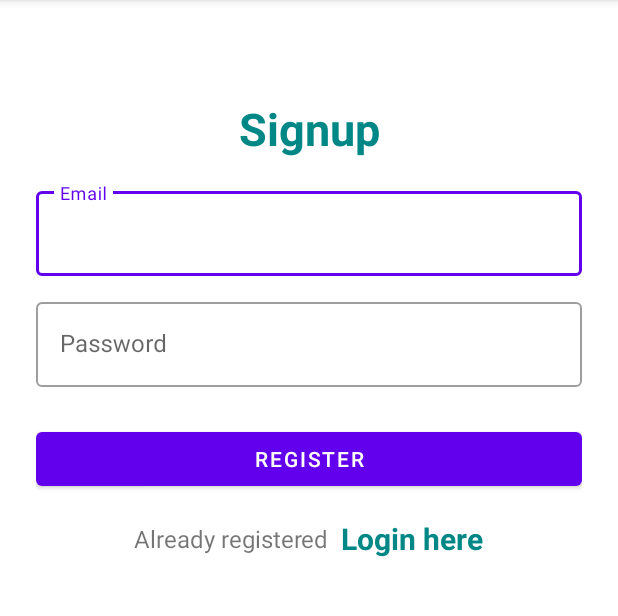
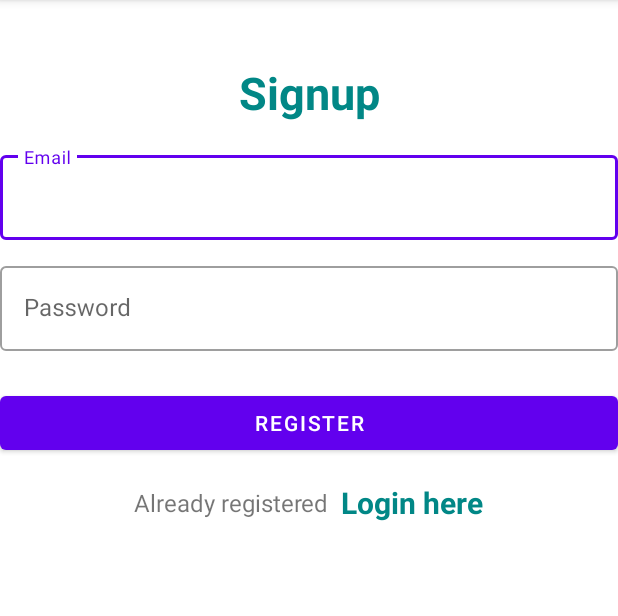
Before and after one commit to zikrullahMd/CipherXT-App, an Android app: the screen it shows after launch (Signup), on a phone screen of 412 x 824 dp, the part 84-700 px from its top. Run offline under Robolectric (Android 15) with nearby library versions, the phone set to English and light mode, and no system bars; our stand-ins replace Firebase (no records; nobody signed in at launch, a user with empty details on screens opened directly).

Commit message:
fix(app): fix app crashing

```diff
--- a/app/src/main/java/zik/myappcompany/cipherxt/MainActivity.java
+++ b/app/src/main/java/zik/myappcompany/cipherxt/MainActivity.java
@@ -3,11 +3,10 @@ package zik.myappcompany.cipherxt;
 import androidx.annotation.NonNull;
 import androidx.appcompat.app.AppCompatActivity;
 
+import android.annotation.SuppressLint;
 import android.content.Intent;
 import android.os.Bundle;
-import android.text.Html;
 import android.text.TextUtils;
-import android.text.method.LinkMovementMethod;
 import android.view.View;
 import android.widget.Button;
 import android.widget.EditText;
@@ -23,7 +22,7 @@ import com.google.firebase.auth.FirebaseUser;
 public class MainActivity extends AppCompatActivity {
     Button loginBtn;
     private FirebaseAuth mAuth;
-    TextView sign;
+
     EditText username;
     EditText password;
 
@@ -33,7 +32,7 @@ public class MainActivity extends AppCompatActivity {
         setContentView(R.layout.activity_main);
         mAuth = FirebaseAuth.getInstance();
         loginBtn = findViewById(R.id.button);
-        sign = findViewById(R.id.signup);
+        TextView sign = findViewById(R.id.sign);
         username = findViewById(R.id.usernameInput);
         password = findViewById(R.id.passwordInput);
         loginBtn.setOnClickListener(view ->{
@@ -58,7 +57,7 @@ public class MainActivity extends AppCompatActivity {
                 @Override
                 public void onComplete(@NonNull Task<AuthResult> task) {
                     if(task.isSuccessful()){
-                        Toast.makeText(MainActivity.this,"User registered successfully",Toast.LENGTH_SHORT).show();
+                        Toast.makeText(MainActivity.this,"Hello "+email.toString(),Toast.LENGTH_SHORT).show();
                         startActivity(new Intent(MainActivity.this,HomeActivity.class));
                     }else{
                         Toast.makeText(MainActivity.this,"User not registered",Toast.LENGTH_SHORT).show();
@@ -81,6 +80,14 @@ public class MainActivity extends AppCompatActivity {
         }
     }
 
+//    public void signupFun(){
+//        try{
+//            startActivity(new Intent(MainActivity.this,Signup.class));
+//        }catch(Exception e){
+//            Toast.makeText(MainActivity.this,"Error "+e.getMessage().toString(),Toast.LENGTH_SHORT).show();
+//        }
+//    }
+
     public void onStart() {
         super.onStart();
         FirebaseUser currentUser = mAuth.getCurrentUser();
--- a/app/src/main/res/layout/activity_chrome_decode.xml
+++ b/app/src/main/res/layout/activity_chrome_decode.xml
@@ -11,14 +11,12 @@
         android:layout_width="wrap_content"
         android:layout_height="wrap_content"
         android:layout_marginStart="100dp"
-        android:layout_marginLeft="100dp"
         android:layout_marginTop="189dp"
         android:layout_marginEnd="101dp"
-        android:layout_marginRight="101dp"
         android:layout_marginBottom="498dp"
         android:ems="10"
+        android:hint="Enter encoded"
         android:inputType="textPersonName"
-        android:text="Enter data to encode"
         app:layout_constraintBottom_toBottomOf="parent"
         app:layout_constraintEnd_toEndOf="parent"
         app:layout_constraintStart_toStartOf="parent"
--- a/app/src/main/res/layout/activity_chrome_encode.xml
+++ b/app/src/main/res/layout/activity_chrome_encode.xml
@@ -15,9 +15,9 @@
         android:layout_marginEnd="101dp"
         android:layout_marginBottom="498dp"
         android:ems="10"
+        android:hint="Enter data to code"
         android:inputType="textPersonName"
         android:onClick="encode"
-        android:text="Enter data to encode"
         app:layout_constraintBottom_toBottomOf="parent"
         app:layout_constraintEnd_toEndOf="parent"
         app:layout_constraintStart_toStartOf="parent"
--- a/app/src/main/res/layout/activity_no_chrome_decode.xml
+++ b/app/src/main/res/layout/activity_no_chrome_decode.xml
@@ -11,14 +11,12 @@
         android:layout_width="wrap_content"
         android:layout_height="wrap_content"
         android:layout_marginStart="100dp"
-        android:layout_marginLeft="100dp"
         android:layout_marginTop="189dp"
         android:layout_marginEnd="101dp"
-        android:layout_marginRight="101dp"
         android:layout_marginBottom="498dp"
         android:ems="10"
+        android:hint="Enter encoded"
         android:inputType="textPersonName"
-        android:text="Enter data to encode"
         app:layout_constraintBottom_toBottomOf="parent"
         app:layout_constraintEnd_toEndOf="parent"
         app:layout_constraintStart_toStartOf="parent"
--- a/app/src/main/res/layout/activity_no_chrome_encode.xml
+++ b/app/src/main/res/layout/activity_no_chrome_encode.xml
@@ -11,14 +11,12 @@
         android:layout_width="wrap_content"
         android:layout_height="wrap_content"
         android:layout_marginStart="100dp"
-        android:layout_marginLeft="100dp"
         android:layout_marginTop="189dp"
         android:layout_marginEnd="101dp"
-        android:layout_marginRight="101dp"
         android:layout_marginBottom="498dp"
         android:ems="10"
+        android:hint="Enter data to code"
         android:inputType="textPersonName"
-        android:text="Enter data to encode"
         app:layout_constraintBottom_toBottomOf="parent"
         app:layout_constraintEnd_toEndOf="parent"
         app:layout_constraintStart_toStartOf="parent"
--- a/app/src/main/res/layout/activity_signup.xml
+++ b/app/src/main/res/layout/activity_signup.xml
@@ -1,13 +1,10 @@
 <?xml version="1.0" encoding="utf-8"?>
-<LinearLayout xmlns:android="http://schemas.android.com/apk/res/android"
+<androidx.constraintlayout.widget.ConstraintLayout xmlns:android="http://schemas.android.com/apk/res/android"
     xmlns:app="http://schemas.android.com/apk/res-auto"
     xmlns:tools="http://schemas.android.com/tools"
     android:layout_width="match_parent"
     android:layout_height="match_parent"
-    android:orientation="vertical"
-    android:padding="24dp"
     tools:context=".Signup">
-
 
     <LinearLayout
         android:layout_width="match_parent"
@@ -60,7 +57,7 @@
             android:layout_width="match_parent"
             android:layout_height="wrap_content"
             android:layout_marginTop="24dp"
-            android:text="Register"/>
+            android:text="Register" />
 
         <LinearLayout
             android:layout_width="match_parent"
@@ -82,11 +79,12 @@
                 android:layout_marginLeft="8dp"
                 android:text="Login here"
                 android:textColor="@color/teal_700"
-                android:textStyle="bold"
-                android:textSize="20sp"/>
+                android:textSize="20sp"
+                android:textStyle="bold" />
 
         </LinearLayout>
 
     </LinearLayout>
 
-</LinearLayout>
+
+</androidx.constraintlayout.widget.ConstraintLayout>
```
Also changed, not shown: app/src/main/AndroidManifest.xml (+15 -14 lines), app/src/main/java/zik/myappcompany/cipherxt/Signup.java (+4 -4 lines), app/src/main/res/layout/activity_main.xml (+7 -3 lines).
